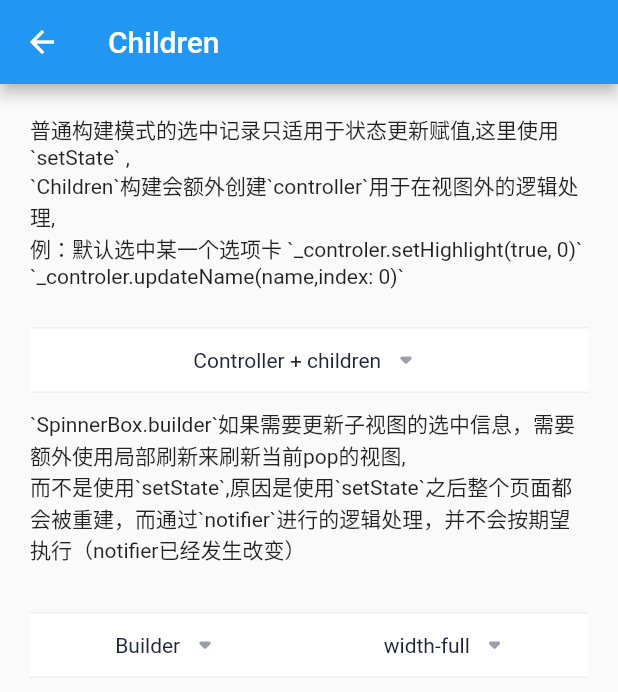
After one commit to boomcx/spinner_box, a Flutter app: the screen it shows after launch, after a tap on "Builder or Children", on a phone screen of 412 x 824 dp. The commit adds this screen. Shown: the top 692 px of the screen. Run offline on Flutter 3.47's test engine with Material 2 defaults, Android fonts, the phone set to English and light mode, and no system bars; our stand-ins replace tuple.

Commit message:
Modify the details and add example

```diff
--- a/example/lib/drop_view.dart
+++ b/example/lib/drop_view.dart
@@ -35,6 +35,7 @@ class _DropViewPageState extends State<DropViewPage> {
             const _Title(name: 'children构建'),
             SpinnerBox(
               controller: _controller,
+              theme: defaultPinnerTheme.copyWith(outsideFocus: true),
               children: [
                 SpinnerFilter(
                   data: [
@@ -93,7 +94,7 @@ class _DropViewPageState extends State<DropViewPage> {
             const _GroupView('builder构建'),
             const _GroupView(
               '并排其他组件',
-              suffix: Text('尾部视图'),
+              suffix: Text('后置视图'),
               prefix: Text('前置视图'),
             ),
             _GroupView(
@@ -234,7 +235,7 @@ class _FilterView extends StatelessWidget {
 
   @override
   Widget build(BuildContext context) {
-    return SpinnerBox.builder(
+    return SpinnerBox.rebuilder(
       prefix: prefix,
       suffix: suffix,
       titles: const ['单列表', '状态保留'],
--- a/example/lib/main.dart
+++ b/example/lib/main.dart
@@ -2,10 +2,12 @@ import 'dart:async';
 
 import 'package:flutter/cupertino.dart';
 import 'package:flutter/material.dart';
+import 'package:spinner_box_example/drop_view.dart';
 
-import 'package:spinner_box_example/drop_view.dart';
 import 'package:spinner_box_example/pages/custom.dart';
+import 'package:spinner_box_example/pages/init.dart';
 import 'package:spinner_box_example/pages/muti.dart';
+import 'package:spinner_box_example/pages/rebuilder.dart';
 
 import 'pages/normal.dart';
 
@@ -35,7 +37,7 @@ class _MyAppState extends State<MyApp> {
 }
 
 class _SpinnerTest extends StatelessWidget {
-  const _SpinnerTest({super.key});
+  const _SpinnerTest();
 
   @override
   Widget build(BuildContext context) {
@@ -43,7 +45,53 @@ class _SpinnerTest extends StatelessWidget {
       appBar: AppBar(title: const Text('筛选弹框')),
       body: Padding(
         padding: const EdgeInsets.all(20),
-        child: Wrap(
+        child: Column(
+          crossAxisAlignment: CrossAxisAlignment.start,
+          children: const [
+            Text('使用', style: TextStyle(fontSize: 16)),
+            _Use(),
+            SizedBox(height: 30),
+            Text('构建', style: TextStyle(fontSize: 16)),
+            _Builder(),
+          ],
+        ),
+      ),
+    );
+  }
+}
+
+class _Builder extends StatelessWidget {
+  const _Builder();
+
+  @override
+  Widget build(BuildContext context) {
+    return Wrap(
+      spacing: 10,
+      runSpacing: 10,
+      children: [
+        ElevatedButton(
+          onPressed: () {
+            const InitPage().push(context);
+          },
+          child: const _Title('Builder or Children'),
+        ),
+        ElevatedButton(
+          onPressed: () {
+            const RebuilderPage().push(context);
+          },
+          child: const _Title('Rebuilder'),
+        ),
+      ],
+    );
+  }
+}
+
+class _Use extends StatelessWidget {
+  const _Use();
+
+  @override
+  Widget build(BuildContext context) {
+    return Wrap(
       spacing: 10,
       runSpacing: 10,
       children: [
@@ -64,10 +112,14 @@ class _SpinnerTest extends StatelessWidget {
             const CustomPage().push(context);
           },
           child: const _Title('自定义视图'),
+        ),
+        ElevatedButton(
+          onPressed: () {
+            const DropViewPage().push(context);
+          },
+          child: const _Title('更多'),
         )
       ],
-        ),
-      ),
     );
   }
 }
--- /dev/null
+++ b/example/lib/pages/init.dart
@@ -0,0 +1,96 @@
+import 'package:flutter/material.dart';
+import 'package:spinner_box/spinner_box.dart';
+
+import '../data.dart';
+
+class InitPage extends StatefulWidget {
+  const InitPage({super.key});
+
+  @override
+  State<InitPage> createState() => _InitPageState();
+}
+
+class _InitPageState extends State<InitPage> {
+  var _condition1 = [
+    text(key: 'text1', type: MoreContentType.groupBtn, count: 15),
+  ];
+  final _condition2 = ValueNotifier([
+    text(key: 'text1', type: MoreContentType.groupBtn, count: 9),
+  ]);
+
+  final _controler = PopupValueNotifier.titles(const ['Controller + children']);
+
+  @override
+  Widget build(BuildContext context) {
+    return Scaffold(
+      appBar: AppBar(title: const Text('Children')),
+      body: Padding(
+        padding: const EdgeInsets.all(20.0),
+        child: Column(
+          crossAxisAlignment: CrossAxisAlignment.start,
+          children: [
+            const Text('''
+普通构建模式的选中记录只适用于状态更新赋值,这里使用`setState` ,
+`Children`构建会额外创建`controller`用于在视图外的逻辑处理,
+例：默认选中某一个选项卡 `_controler.setHighlight(true, 0)` `_controler.updateName(name,index: 0)`
+'''),
+            const SizedBox(height: 10),
+            SpinnerBox(controller: _controler, children: [
+              SpinnerFilter(
+                data: _condition1,
+                onCompleted: (result, name, data) {
+                  _controler.updateName(name);
+                  setState(() {
+                    _condition1 = data;
+                  });
+                },
+              ).heightPart,
+            ]),
+            const SizedBox(height: 10),
+            const Text('''
+`SpinnerBox.builder`如果需要更新子视图的选中信息，需要额外使用局部刷新来刷新当前pop的视图,
+而不是使用`setState`,原因是使用`setState`之后整个页面都会被重建，而通过`notifier`进行的逻辑处理，并不会按期望执行（notifier已经发生改变）
+'''),
+            const SizedBox(height: 10),
+            SpinnerBox.builder(
+              titles: const ['Builder', 'width-full'],
+              builder: (notifier) {
+                return [
+                  SpinnerPopScope(
+                    width: 150,
+                    offsetX: 30,
+                    child: ValueListenableBuilder(
+                        valueListenable: _condition2,
+                        builder: (context, value, child) {
+                          return SpinnerFilter(
+                            data: value,
+                            onCompleted: (result, name, data) {
+                              notifier.updateName(name);
+                              _condition2.value = data;
+                            },
+                          );
+                        }),
+                  ),
+                  SpinnerPopScope(
+                    width: double.infinity,
+                    child: ValueListenableBuilder(
+                        valueListenable: _condition2,
+                        builder: (context, value, child) {
+                          return SpinnerFilter(
+                            data: value,
+                            onCompleted: (result, name, data) {
+                              notifier.updateName(name);
+                              _condition2.value = data;
+                            },
+                          );
+                        }),
+                  )
+                ];
+              },
+            )
+          ],
+        ),
+      ),
+    );
+  }
+}
--- a/example/lib/pages/normal.dart
+++ b/example/lib/pages/normal.dart
@@ -26,9 +26,8 @@ class _SinglePageState extends State<SinglePage> {
       appBar: AppBar(title: const Text('单选操作')),
       body: Column(
         children: [
-          SpinnerBox.builder(
+          SpinnerBox.rebuilder(
             titles: const ['单选条件', '单选条件'],
-            rebuilder: true,
             builder: (notifier) {
               return [
                 SpinnerFilter(
@@ -54,8 +53,10 @@ class _SinglePageState extends State<SinglePage> {
               ];
             },
           ),
-          const SizedBox(height: 30),
-          Text('筛选结果: $_result'),
+          Padding(
+            padding: const EdgeInsets.all(30.0),
+            child: Text('筛选结果: $_result'),
+          ),
         ],
       ),
     );
--- a/lib/spinner/route/trans_dialog.dart
+++ b/lib/spinner/route/trans_dialog.dart
@@ -12,7 +12,7 @@ Widget _defaultTransitionsBuilder(
 class TransPopupRouter extends TransModalRoute {
   TransPopupRouter({
     super.settings,
-    this.targetCtx,
+    this.offsetY,
     required this.pageBuilder,
     this.barrierColor,
     this.barrierDismissible = true,
@@ -59,8 +59,9 @@ class TransPopupRouter extends TransModalRoute {
   @override
   final bool maintainState;
 
+
   @override
-  BuildContext? targetCtx;
+  double? offsetY;
 
   @override
   Widget buildPage(BuildContext context, Animation<double> animation,
--- a/lib/spinner/spinner.dart
+++ b/lib/spinner/spinner.dart
@@ -3,7 +3,7 @@ import './state.dart';
 import 'route/trans_dialog.dart';
 import 'theme.dart';
 
-typedef SpinnerBoxBuilder = List<SpinnerScope> Function(PopupValueNotifier);
+typedef SpinnerBoxBuilder = List<SpinnerPopScope> Function(PopupValueNotifier);
 
 /// The drop dwon popout header buttons with custom popout content view
 // ignore: must_be_immutable
@@ -32,7 +32,7 @@ class SpinnerBox extends StatefulWidget {
     super.key,
     required this.controller,
     // required this.titles,
-    required List<SpinnerScope> children,
+    required List<SpinnerPopScope> children,
     this.prefix,
     this.suffix,
     this.theme = defaultPinnerTheme,
@@ -64,18 +64,27 @@ class SpinnerBox extends StatefulWidget {
     super.key,
     required List<String> titles,
     required SpinnerBoxBuilder builder,
-    bool rebuilder = false,
     this.prefix,
     this.suffix,
     this.theme = defaultPinnerTheme,
   }) {
-    isRebuilder = rebuilder;
+    isRebuilder = false;
     controller = PopupValueNotifier.titles(titles);
-    if (rebuilder) {
-      widgetsBuilder = builder;
-    } else {
     widgets = builder.call(controller);
   }
+
+  /// Repeated call builder
+  SpinnerBox.rebuilder({
+    super.key,
+    required List<String> titles,
+    required SpinnerBoxBuilder builder,
+    this.prefix,
+    this.suffix,
+    this.theme = defaultPinnerTheme,
+  }) {
+    isRebuilder = true;
+    controller = PopupValueNotifier.titles(titles);
+    widgetsBuilder = builder;
   }
 
   /// 前置视图
@@ -91,7 +100,7 @@ class SpinnerBox extends StatefulWidget {
   // final List<String> titles;
 
   /// 弹框内容构建
-  late List<SpinnerScope> widgets;
+  late List<SpinnerPopScope> widgets;
 
   /// 弹框内容构建
   late SpinnerBoxBuilder widgetsBuilder;
@@ -161,7 +170,7 @@ class _SpinnerBoxState extends State<SpinnerBox> {
     );
 
     _router = TransPopupRouter(
-      targetCtx: _notifier.targetKey.currentContext,
+      offsetY: _notifier.spinnerRect().bottom,
       barrierColor: Colors.black12,
       pageBuilder: (context, animation, secondaryAnimation) => content,
       transitionsBuilder: (context, animation, secondaryAnimation, child) {
@@ -210,20 +219,25 @@ class _CompositedFollower extends StatelessWidget {
     required this.scope,
   })  : _notifier = notifier,
         super(key: key) {
-    final render =
-        _notifier.targetKey.currentContext!.findRenderObject() as RenderBox;
-    final position = render.localToGlobal(Offset.zero);
-    _contentHeight = MediaQuery.of(ctx).size.height -
-        position.dy -
-        MediaQuery.of(ctx).padding.bottom -
-        widget.theme.totalHeight;
+    // final render =
+    //     _notifier.targetKey.currentContext!.findRenderObject() as RenderBox;
+    // final position = render.localToGlobal(Offset.zero);
+
+    _spinnerRect = _notifier.spinnerRect();
+
+    _maxHeight = MediaQuery.of(ctx).size.height -
+        _spinnerRect.bottom -
+        MediaQuery.of(ctx).padding.bottom;
   }
 
   final BuildContext ctx;
   final SpinnerBox widget;
   final PopupValueNotifier _notifier;
-  late final double _contentHeight;
-  final SpinnerScope scope;
+  final SpinnerPopScope scope;
+  late final double _maxHeight;
+  late final Rect _spinnerRect;
+
+  final FocusScopeNode _node = FocusScopeNode();
 
   /// 显示内容
   Future show(router) {
@@ -241,12 +255,24 @@ class _CompositedFollower extends StatelessWidget {
 
   @override
   Widget build(BuildContext context) {
+    double offset = 0;
+    double width = double.infinity;
+    if (scope.width == AutoLength) {
+      width = _spinnerRect.width;
+    } else if (scope.width == double.infinity) {
+      offset = -_spinnerRect.left;
+    } else {
+      offset = scope.offsetX;
+      width = scope.width;
+    }
+
     return CompositedTransformFollower(
       link: _notifier.link,
       showWhenUnlinked: false,
-      offset: Offset(0, widget.theme.totalHeight),
+      offset: Offset(offset, widget.theme.totalHeight),
       child: FocusScope(
         autofocus: true,
+        node: _node,
         onFocusChange: (value) {
           if (!value && widget.theme.outsideFocus) {
             _notifier.closed();
@@ -255,19 +281,27 @@ class _CompositedFollower extends StatelessWidget {
         child: Stack(
           children: [
             Container(),
-            Container(
+            GestureDetector(
+              onTap: () {
+                _hideKeyboard(context);
+                _node.requestFocus();
+              },
+              child: Container(
                 clipBehavior: Clip.antiAlias,
                 decoration: const BoxDecoration(
                   color: Colors.white,
-                borderRadius: BorderRadius.vertical(bottom: Radius.circular(8)),
+                  borderRadius:
+                      BorderRadius.vertical(bottom: Radius.circular(8)),
                 ),
                 constraints: BoxConstraints(
-                maxHeight: _contentHeight * scope.scale,
+                  maxHeight: _maxHeight * scope.scale,
+                  maxWidth: width,
                 ),
                 child: scope.child,
+              ),
             )
           ],
-        ).hideKeyboard(context),
+        ),
       ),
     );
   }
@@ -420,13 +454,16 @@ extension HideKeyboardX on Widget {
   Widget hideKeyboard(BuildContext context) {
     return GestureDetector(
       onTap: () {
-        FocusScopeNode currentFocus = FocusScope.of(context);
-        if (!currentFocus.hasPrimaryFocus &&
-            currentFocus.focusedChild != null) {
-          FocusManager.instance.primaryFocus!.unfocus();
-        }
+        _hideKeyboard(context);
       },
       child: this,
     );
   }
 }
+
+_hideKeyboard(BuildContext context) {
+  FocusScopeNode currentFocus = FocusScope.of(context);
+  if (!currentFocus.hasPrimaryFocus && currentFocus.focusedChild != null) {
+    FocusManager.instance.primaryFocus!.unfocus();
+  }
+}
--- a/lib/spinner/theme.dart
+++ b/lib/spinner/theme.dart
@@ -1,9 +1,23 @@
 import 'package:flutter/cupertino.dart';
 import 'package:flutter/material.dart';
 
-class SpinnerScope {
+/// 重定义为0的宽度，方便阅读
+// ignore: constant_identifier_names
+const double AutoLength = 0;
+
+class SpinnerPopScope {
   /// 控制可显示内容高度比例，1.0完全占满
   final double scale;
+
+  /// 指定弹框内容的宽度，默认屏幕宽度
+  /// `0/AutoLength` 跟随顶部导航一致
+  /// `double.infinity` 屏幕宽度
+  /// `0 < width < screen.width` 给定固定宽度
+  final double width;
+
+  /// 弹框视图偏移量，默认不偏移
+  /// 弹框视图与导航按钮两者`position.x`的偏移量
+  final double offsetX;
 
   /// 弹框视图
   final Widget child;
@@ -11,24 +25,26 @@ class SpinnerScope {
   /// 视图是否包含焦点获取组件
   final bool isMaybeFocus;
 
-  SpinnerScope({
+  SpinnerPopScope({
+    required this.child,
     this.scale = 0.7,
-    required this.child,
+    this.width = AutoLength,
+    this.offsetX = 0,
     this.isMaybeFocus = true,
   });
 }
 
-extension SpinnerBoxExt on Widget {
+extension SpinnerPopScopeExt on Widget {
   /// 快速构建 `PopupBtns` builder 数组集
-  SpinnerScope height([double scale = 0.7]) {
-    return SpinnerScope(child: this, scale: scale);
+  SpinnerPopScope height([double scale = 0.7]) {
+    return SpinnerPopScope(child: this, scale: scale);
   }
 
   /// 显示占据部分高度
-  SpinnerScope get heightPart => SpinnerScope(child: this, scale: 0.7);
+  SpinnerPopScope get heightPart => SpinnerPopScope(child: this, scale: 0.7);
 
   /// 显示占满全部空间
-  SpinnerScope get heightFull => SpinnerScope(child: this, scale: 1);
+  SpinnerPopScope get heightFull => SpinnerPopScope(child: this, scale: 1);
 }
 
 class SpinnerBoxTheme {
--- a/lib/spinner_filter_notifier/providers/provider.dart
+++ b/lib/spinner_filter_notifier/providers/provider.dart
@@ -89,7 +89,9 @@ class SpinnerFilterNotifier extends ValueNotifier<SpinnerFilterState> {
   addAttachListener() {
     for (var e in attachment) {
       e.extraNotifier.addListener(() {
-        reset(e.groupKey);
+        if (e.extraData != null) {
+          reset(e.groupKey);
+        }
       });
     }
   }
@@ -171,7 +173,7 @@ class SpinnerFilterNotifier extends ValueNotifier<SpinnerFilterState> {
       if (attachment.isNotEmpty) {
         for (var element in attachment) {
           if (element.groupKey == key && element.extraData != null) {
-            final res = element.gerResult();
+            final res = element.getResult();
             resGroup = res.item1;
             if (res.item2.isNotEmpty) {
               reslutNames.add(res.item2);
--- a/lib/spinner_filter_notifier/widgets/attachment_view.dart
+++ b/lib/spinner_filter_notifier/widgets/attachment_view.dart
@@ -30,10 +30,10 @@ abstract class AttachmentView extends StatelessWidget {
   /// 通过自定义组件完成选择，显示在导航上的标题
   final extraName = '';
 
-  /// 自定义视图的输入值
+  /// 自定义组件输入值监听
   var extraNotifier = ValueNotifier<dynamic>(null);
 
-  /// 输入值
+  /// 获取当前输入值
   dynamic get extraData => extraNotifier.value;
 
   /// 更新数据
@@ -47,7 +47,7 @@ abstract class AttachmentView extends StatelessWidget {
   }
 
   /// 获取选中返回值
-  Tuple2<Map<String, List<dynamic>>, String> gerResult() {
+  Tuple2<Map<String, List<dynamic>>, String> getResult() {
     final resGroup = {groupKey: []};
     // final reslutNames = [];
 
```
Also changed, not shown: example/lib/pages/custom.dart (+50 -9 lines), example/lib/pages/muti.dart (+6 -9 lines), example/lib/pages/rebuilder.dart (added, +47 -0 lines), lib/spinner/route/trans_route.dart (+4 -9 lines), lib/spinner/state.dart (+24 -9 lines), assets/builder.gif (added), assets/cusom_select.gif (added), assets/muti_select.gif (added), assets/other.gif (added), assets/single_select.gif (added). Lines whose indentation alone changed are shown as unchanged.
